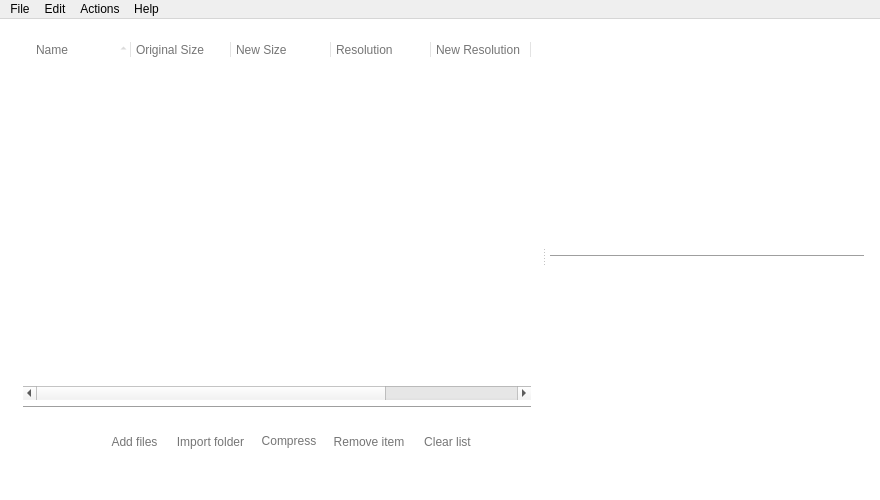
This is src/caesium.ui in Lymphatus/caesium-image-compressor as Qt 5 draws it before an edit. The edited form follows.
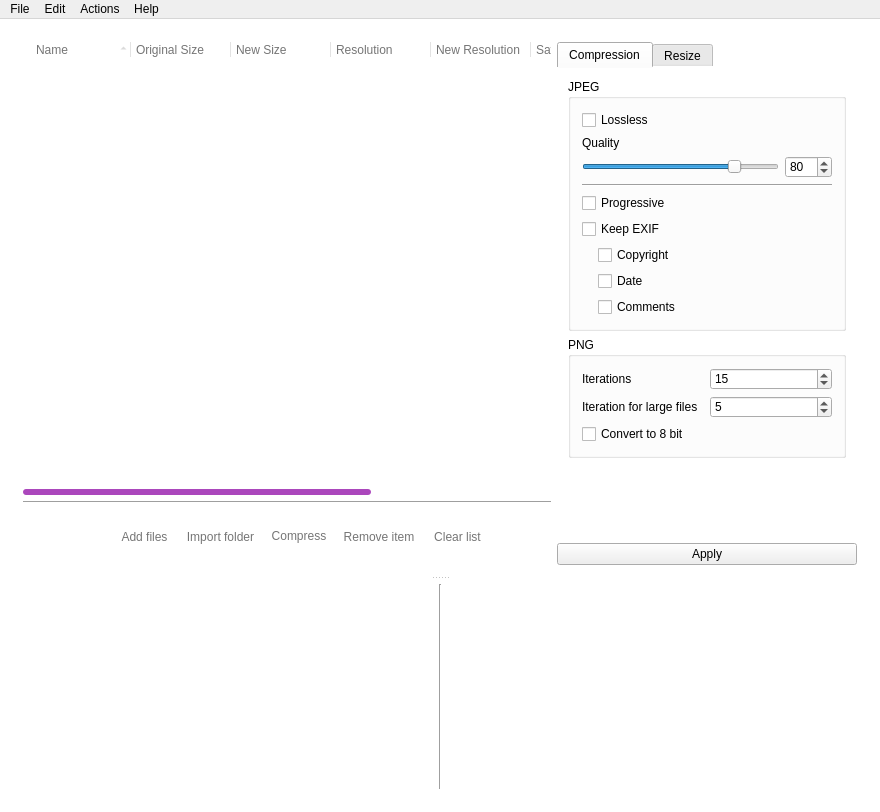
This is the edited form. Icons and pictures are not drawn. Custom widgets are drawn as their Qt base class.

Patch:
```diff
--- a/src/caesium.ui
+++ b/src/caesium.ui
@@ -7,7 +7,7 @@
     <x>0</x>
     <y>0</y>
     <width>880</width>
-    <height>500</height>
+    <height>812</height>
    </rect>
   </property>
   <property name="windowTitle">
@@ -101,33 +101,52 @@
 	padding-right: 4px;
 }
 
-QScrollBar:vertical {
+QScrollBar {
 	background: #11ffffff;
-     width: 6px;
 	border-radius: 3px;
+ }
+
+QScrollBar:vertical {
 	margin-top: 1px;
- }
+	width: 6px;
+}
 
- QScrollBar::handle:vertical {
-     background: #AB47BC;
-     min-height: 20px;
+QScrollBar:horizontal {
+	height: 6px;
+}
+
+QScrollBar::handle {
+	background: #AB47BC;
 	border-radius: 3px;
  }
 
-QScrollBar::up-arrow:vertical, QScrollBar::down-arrow:vertical {
+QScrollBar::handle:vertical {
+	min-height: 20px;
+}
+
+QScrollBar::handle:horizontal {
+	min-width: 20px;
+}
+
+QScrollBar::up-arrow:vertical,
+QScrollBar::down-arrow:vertical,
+QScrollBar::up-arrow:horizontal,
+QScrollBar::down-arrow:horizontal {
      border: none;
-      background: none;
-      color: none;
+     background: none;
+     color: none;
  }
 
-QScrollBar::add-line:vertical {
+QScrollBar::add-line:vertical,
+QScrollBar::sub-line:vertical,
+QScrollBar::add-line:horizontal,
+QScrollBar::sub-line:horizontal  {
       border: none;
       background: none;
 }
 
-QScrollBar::sub-line:vertical {
-      border: none;
-      background: none;
+QTabWidget::pane {
+    border: none;
 }</string>
   </property>
   <property name="locale">
@@ -150,14 +169,738 @@
     <property name="bottomMargin">
      <number>0</number>
     </property>
-    <item row="0" column="0">
+    <item row="0" column="1">
      <widget class="QSplitter" name="splitter">
       <property name="orientation">
-       <enum>Qt::Horizontal</enum>
+       <enum>Qt::Vertical</enum>
       </property>
       <widget class="QWidget" name="gridLayoutWidget">
-       <layout class="QVBoxLayout" name="verticalLayout_3">
-        <item>
+       <layout class="QGridLayout" name="gridLayout_2">
+        <item row="0" column="1" rowspan="3">
+         <layout class="QVBoxLayout" name="verticalLayout">
+          <item>
+           <widget class="QTabWidget" name="tabWidget">
+            <property name="sizePolicy">
+             <sizepolicy hsizetype="Maximum" vsizetype="Expanding">
+              <horstretch>0</horstretch>
+              <verstretch>0</verstretch>
+             </sizepolicy>
+            </property>
+            <property name="minimumSize">
+             <size>
+              <width>300</width>
+              <height>0</height>
+             </size>
+            </property>
+            <property name="maximumSize">
+             <size>
+              <width>300</width>
+              <height>16777215</height>
+             </size>
+            </property>
+            <property name="currentIndex">
+             <number>0</number>
+            </property>
+            <widget class="QWidget" name="compressionTab">
+             <attribute name="title">
+              <string>Compression</string>
+             </attribute>
+             <layout class="QVBoxLayout" name="verticalLayout_3">
+              <item>
+               <widget class="QGroupBox" name="jpegGroupBox">
+                <property name="styleSheet">
+                 <string notr="true"/>
+                </property>
+                <property name="title">
+                 <string>JPEG</string>
+                </property>
+                <layout class="QGridLayout" name="gridLayout_3">
+                 <item row="2" column="2">
+                  <widget class="QSpinBox" name="qualitySpinBox">
+                   <property name="sizePolicy">
+                    <sizepolicy hsizetype="Maximum" vsizetype="Fixed">
+                     <horstretch>0</horstretch>
+                     <verstretch>0</verstretch>
+                    </sizepolicy>
+                   </property>
+                   <property name="minimum">
+                    <number>1</number>
+                   </property>
+                   <property name="maximum">
+                    <number>100</number>
+                   </property>
+                   <property name="value">
+                    <number>80</number>
+                   </property>
+                  </widget>
+                 </item>
+                 <item row="7" column="0">
+                  <spacer name="horizontalSpacer_4">
+                   <property name="orientation">
+                    <enum>Qt::Horizontal</enum>
+                   </property>
+                   <property name="sizeType">
+                    <enum>QSizePolicy::Fixed</enum>
+                   </property>
+                   <property name="sizeHint" stdset="0">
+                    <size>
+                     <width>10</width>
+                     <height>5</height>
+                    </size>
+                   </property>
+                  </spacer>
+                 </item>
+                 <item row="6" column="1" colspan="2">
+                  <widget class="QCheckBox" name="copyrightCheckBox">
+                   <property name="text">
+                    <string>Copyright</string>
+                   </property>
+                  </widget>
+                 </item>
+                 <item row="8" column="1" colspan="2">
+                  <widget class="QCheckBox" name="commentsCheckBox">
+                   <property name="text">
+                    <string>Comments</string>
+                   </property>
+                  </widget>
+                 </item>
+                 <item row="4" column="0" colspan="3">
+                  <widget class="QCheckBox" name="progressiveCheckBox">
+                   <property name="text">
+                    <string>Progressive</string>
+                   </property>
+                  </widget>
+                 </item>
+                 <item row="0" column="0" colspan="2">
+                  <widget class="QCheckBox" name="losslessCheckBox">
+                   <property name="text">
+                    <string>Lossless</string>
+                   </property>
+                  </widget>
+                 </item>
+                 <item row="1" column="0" colspan="3">
+                  <widget class="QLabel" name="qualityLabel">
+                   <property name="text">
+                    <string>Quality</string>
+                   </property>
+                  </widget>
+                 </item>
+                 <item row="7" column="1" colspan="2">
+                  <widget class="QCheckBox" name="dateCheckBox">
+                   <property name="text">
+                    <string>Date</string>
+                   </property>
+                  </widget>
+                 </item>
+                 <item row="2" column="0" colspan="2">
+                  <widget class="QSlider" name="qualitySlider">
+                   <property name="minimum">
+                    <number>1</number>
+                   </property>
+                   <property name="maximum">
+                    <number>100</number>
+                   </property>
+                   <property name="value">
+                    <number>80</number>
+                   </property>
+                   <property name="orientation">
+                    <enum>Qt::Horizontal</enum>
+                   </property>
+                  </widget>
+                 </item>
+                 <item row="3" column="0" colspan="3">
+                  <widget class="Line" name="line_3">
+                   <property name="orientation">
+                    <enum>Qt::Horizontal</enum>
+                   </property>
+                  </widget>
+                 </item>
+                 <item row="6" column="0">
+                  <spacer name="horizontalSpacer_3">
+                   <property name="orientation">
+                    <enum>Qt::Horizontal</enum>
+                   </property>
+                   <property name="sizeType">
+                    <enum>QSizePolicy::Fixed</enum>
+                   </property>
+                   <property name="sizeHint" stdset="0">
+                    <size>
+                     <width>10</width>
+                     <height>5</height>
+                    </size>
+                   </property>
+                  </spacer>
+                 </item>
+                 <item row="8" column="0">
+                  <spacer name="horizontalSpacer_5">
+                   <property name="orientation">
+                    <enum>Qt::Horizontal</enum>
+                   </property>
+                   <property name="sizeType">
+                    <enum>QSizePolicy::Fixed</enum>
+                   </property>
+                   <property name="sizeHint" stdset="0">
+                    <size>
+                     <width>10</width>
+                     <height>5</height>
+                    </size>
+                   </property>
+                  </spacer>
+                 </item>
+                 <item row="5" column="0" colspan="3">
+                  <widget class="QCheckBox" name="exifCheckBox">
+                   <property name="text">
+                    <string>Keep EXIF</string>
+                   </property>
+                   <property name="tristate">
+                    <bool>true</bool>
+                   </property>
+                  </widget>
+                 </item>
+                </layout>
+               </widget>
+              </item>
+              <item>
+               <widget class="QGroupBox" name="pngGroupBox">
+                <property name="title">
+                 <string>PNG</string>
+                </property>
+                <layout class="QGridLayout" name="gridLayout_4">
+                 <item row="0" column="1">
+                  <widget class="QSpinBox" name="iterationsSpinBox">
+                   <property name="minimum">
+                    <number>1</number>
+                   </property>
+                   <property name="maximum">
+                    <number>30</number>
+                   </property>
+                   <property name="value">
+                    <number>15</number>
+                   </property>
+                  </widget>
+                 </item>
+                 <item row="2" column="0">
+                  <widget class="QCheckBox" name="lossy8CheckBox">
+                   <property name="text">
+                    <string>Convert to 8 bit</string>
+                   </property>
+                  </widget>
+                 </item>
+                 <item row="1" column="1">
+                  <widget class="QSpinBox" name="iterationsLargeSpinBox">
+                   <property name="minimum">
+                    <number>1</number>
+                   </property>
+                   <property name="maximum">
+                    <number>30</number>
+                   </property>
+                   <property name="value">
+                    <number>5</number>
+                   </property>
+                  </widget>
+                 </item>
+                 <item row="0" column="0">
+                  <widget class="QLabel" name="iterationsLabel">
+                   <property name="text">
+                    <string>Iterations</string>
+                   </property>
+                  </widget>
+                 </item>
+                 <item row="1" column="0">
+                  <widget class="QLabel" name="iterationsLargeLabel">
+                   <property name="text">
+                    <string>Iteration for large files</string>
+                   </property>
+                  </widget>
+                 </item>
+                </layout>
+                <zorder>iterationsLabel</zorder>
+                <zorder>iterationsSpinBox</zorder>
+                <zorder>iterationsLargeLabel</zorder>
+                <zorder>lossy8CheckBox</zorder>
+                <zorder>iterationsLargeSpinBox</zorder>
+               </widget>
+              </item>
+              <item>
+               <spacer name="verticalSpacer">
+                <property name="orientation">
+                 <enum>Qt::Vertical</enum>
+                </property>
+                <property name="sizeHint" stdset="0">
+                 <size>
+                  <width>20</width>
+                  <height>40</height>
+                 </size>
+                </property>
+               </spacer>
+              </item>
+             </layout>
+            </widget>
+            <widget class="QWidget" name="resizeTab">
+             <attribute name="title">
+              <string>Resize</string>
+             </attribute>
+             <layout class="QVBoxLayout" name="verticalLayout_2">
+              <item>
+               <widget class="QGroupBox" name="groupBox_3">
+                <property name="title">
+                 <string>Resize</string>
+                </property>
+                <property name="checkable">
+                 <bool>true</bool>
+                </property>
+                <layout class="QGridLayout" name="gridLayout_5">
+                 <item row="2" column="1" colspan="2">
+                  <widget class="QSpinBox" name="spinBox_4">
+                   <property name="suffix">
+                    <string>%</string>
+                   </property>
+                   <property name="prefix">
+                    <string/>
+                   </property>
+                   <property name="minimum">
+                    <number>1</number>
+                   </property>
+                   <property name="maximum">
+                    <number>1000</number>
+                   </property>
+                   <property name="value">
+                    <number>100</number>
+                   </property>
+                  </widget>
+                 </item>
+                 <item row="4" column="0">
+                  <widget class="QLabel" name="label_7">
+                   <property name="text">
+                    <string>Height</string>
+                   </property>
+                  </widget>
+                 </item>
+                 <item row="2" column="0">
+                  <widget class="QLabel" name="label_6">
+                   <property name="text">
+                    <string>Width</string>
+                   </property>
+                  </widget>
+                 </item>
+                 <item row="0" column="0">
+                  <widget class="QLabel" name="label_8">
+                   <property name="text">
+                    <string>Method</string>
+                   </property>
+                  </widget>
+                 </item>
+                 <item row="4" column="1" colspan="2">
+                  <widget class="QSpinBox" name="spinBox_5">
+                   <property name="suffix">
+                    <string>%</string>
+                   </property>
+                   <property name="minimum">
+                    <number>1</number>
+                   </property>
+                   <property name="maximum">
+                    <number>1000</number>
+                   </property>
+                   <property name="value">
+                    <number>100</number>
+                   </property>
+                  </widget>
+                 </item>
+                 <item row="0" column="1" colspan="3">
+                  <widget class="QComboBox" name="comboBox">
+                   <item>
+                    <property name="text">
+                     <string>Percentage</string>
+                    </property>
+                   </item>
+                   <item>
+                    <property name="text">
+                     <string>Absolute</string>
+                    </property>
+                   </item>
+                  </widget>
+                 </item>
+                 <item row="3" column="3">
+                  <widget class="QToolButton" name="toolButton">
+                   <property name="text">
+                    <string>...</string>
+                   </property>
+                  </widget>
+                 </item>
+                 <item row="1" column="0" colspan="4">
+                  <widget class="Line" name="line_5">
+                   <property name="orientation">
+                    <enum>Qt::Horizontal</enum>
+                   </property>
+                  </widget>
+                 </item>
+                </layout>
+               </widget>
+              </item>
+              <item>
+               <spacer name="verticalSpacer_3">
+                <property name="orientation">
+                 <enum>Qt::Vertical</enum>
+                </property>
+                <property name="sizeHint" stdset="0">
+                 <size>
+                  <width>20</width>
+                  <height>40</height>
+                 </size>
+                </property>
+               </spacer>
+              </item>
+             </layout>
+            </widget>
+           </widget>
+          </item>
+          <item>
+           <widget class="QPushButton" name="applyButton">
+            <property name="text">
+             <string>Apply</string>
+            </property>
+           </widget>
+          </item>
+         </layout>
+        </item>
+        <item row="2" column="0">
+         <layout class="QHBoxLayout" name="horizontalLayout">
+          <property name="topMargin">
+           <number>5</number>
+          </property>
+          <item>
+           <widget class="QToolButton" name="settingsButton">
+            <property name="cursor">
+             <cursorShape>PointingHandCursor</cursorShape>
+            </property>
+            <property name="styleSheet">
+             <string notr="true">background-color: transparent;
+border: none;</string>
+            </property>
+            <property name="text">
+             <string/>
+            </property>
+            <property name="icon">
+             <iconset resource="../icons.qrc">
+              <normaloff>:/icons/ui/settings.png</normaloff>:/icons/ui/settings.png</iconset>
+            </property>
+            <property name="iconSize">
+             <size>
+              <width>20</width>
+              <height>20</height>
+             </size>
+            </property>
+            <property name="checkable">
+             <bool>true</bool>
+            </property>
+            <property name="checked">
+             <bool>true</bool>
+            </property>
+           </widget>
+          </item>
+          <item>
+           <spacer name="horizontalSpacer">
+            <property name="orientation">
+             <enum>Qt::Horizontal</enum>
+            </property>
+            <property name="sizeHint" stdset="0">
+             <size>
+              <width>40</width>
+              <height>20</height>
+             </size>
+            </property>
+           </spacer>
+          </item>
+          <item>
+           <widget class="QToolButton" name="addFilesButton">
+            <property name="sizePolicy">
+             <sizepolicy hsizetype="Fixed" vsizetype="Fixed">
+              <horstretch>0</horstretch>
+              <verstretch>0</verstretch>
+             </sizepolicy>
+            </property>
+            <property name="minimumSize">
+             <size>
+              <width>0</width>
+              <height>50</height>
+             </size>
+            </property>
+            <property name="baseSize">
+             <size>
+              <width>0</width>
+              <height>0</height>
+             </size>
+            </property>
+            <property name="cursor">
+             <cursorShape>PointingHandCursor</cursorShape>
+            </property>
+            <property name="styleSheet">
+             <string notr="true">QToolButton {
+    background-color: transparent;
+    border: none;
+    color: #757575;
+    border-bottom: 3px solid transparent;
+    padding-bottom: 8px;
+	padding-top: 4px;
+}
+
+QToolButton:hover {
+    color: #AB47BC;
+    border-bottom: 3px solid #AB47BC;
+}</string>
+            </property>
+            <property name="text">
+             <string>Add files</string>
+            </property>
+            <property name="icon">
+             <iconset resource="../icons.qrc">
+              <normaloff>:/icons/ui/add.png</normaloff>:/icons/ui/add.png</iconset>
+            </property>
+            <property name="iconSize">
+             <size>
+              <width>26</width>
+              <height>26</height>
+             </size>
+            </property>
+            <property name="toolButtonStyle">
+             <enum>Qt::ToolButtonTextUnderIcon</enum>
+            </property>
+           </widget>
+          </item>
+          <item>
+           <widget class="QToolButton" name="addFolderButton">
+            <property name="sizePolicy">
+             <sizepolicy hsizetype="Fixed" vsizetype="Fixed">
+              <horstretch>0</horstretch>
+              <verstretch>0</verstretch>
+             </sizepolicy>
+            </property>
+            <property name="minimumSize">
+             <size>
+              <width>0</width>
+              <height>50</height>
+             </size>
+            </property>
+            <property name="cursor">
+             <cursorShape>PointingHandCursor</cursorShape>
+            </property>
+            <property name="styleSheet">
+             <string notr="true">QToolButton {
+    background-color: transparent;
+    border: none;
+    color: #757575;
+    border-bottom: 3px solid transparent;
+    padding-bottom: 8px;
+	padding-top: 4px;
+}
+
+QToolButton:hover {
+    color: #AB47BC;
+    border-bottom: 3px solid #AB47BC;
+}</string>
+            </property>
+            <property name="text">
+             <string>Import folder</string>
+            </property>
+            <property name="icon">
+             <iconset resource="../icons.qrc">
+              <normaloff>:/icons/ui/folder.png</normaloff>:/icons/ui/folder.png</iconset>
+            </property>
+            <property name="iconSize">
+             <size>
+              <width>26</width>
+              <height>26</height>
+             </size>
+            </property>
+            <property name="toolButtonStyle">
+             <enum>Qt::ToolButtonTextUnderIcon</enum>
+            </property>
+           </widget>
+          </item>
+          <item>
+           <widget class="QToolButton" name="compressButton">
+            <property name="sizePolicy">
+             <sizepolicy hsizetype="Fixed" vsizetype="Fixed">
+              <horstretch>0</horstretch>
+              <verstretch>0</verstretch>
+             </sizepolicy>
+            </property>
+            <property name="minimumSize">
+             <size>
+              <width>0</width>
+              <height>0</height>
+             </size>
+            </property>
+            <property name="maximumSize">
+             <size>
+              <width>64</width>
+              <height>64</height>
+             </size>
+            </property>
+            <property name="cursor">
+             <cursorShape>PointingHandCursor</cursorShape>
+            </property>
+            <property name="styleSheet">
+             <string notr="true">QToolButton {
+    background-color: transparent;
+    border: none;
+    color: #757575;
+    border-bottom: 3px solid transparent;
+    padding-bottom: 5px;
+}
+
+QToolButton:hover {
+    color: #AB47BC;
+    border-bottom: 3px solid #AB47BC;
+}</string>
+            </property>
+            <property name="text">
+             <string>Compress</string>
+            </property>
+            <property name="icon">
+             <iconset resource="../icons.qrc">
+              <normaloff>:/icons/ui/compress.png</normaloff>:/icons/ui/compress.png</iconset>
+            </property>
+            <property name="iconSize">
+             <size>
+              <width>32</width>
+              <height>32</height>
+             </size>
+            </property>
+            <property name="toolButtonStyle">
+             <enum>Qt::ToolButtonTextUnderIcon</enum>
+            </property>
+           </widget>
+          </item>
+          <item>
+           <widget class="QToolButton" name="removeItemButton">
+            <property name="enabled">
+             <bool>false</bool>
+            </property>
+            <property name="sizePolicy">
+             <sizepolicy hsizetype="Fixed" vsizetype="Fixed">
+              <horstretch>0</horstretch>
+              <verstretch>0</verstretch>
+             </sizepolicy>
+            </property>
+            <property name="minimumSize">
+             <size>
+              <width>0</width>
+              <height>50</height>
+             </size>
+            </property>
+            <property name="cursor">
+             <cursorShape>PointingHandCursor</cursorShape>
+            </property>
+            <property name="styleSheet">
+             <string notr="true">QToolButton {
+    background-color: transparent;
+    border: none;
+    color: #757575;
+    border-bottom: 3px solid transparent;
+    padding-bottom: 8px;
+	padding-top: 4px;
+}
+
+QToolButton:hover {
+    color: #AB47BC;
+    border-bottom: 3px solid #AB47BC;
+}</string>
+            </property>
+            <property name="text">
+             <string>Remove item</string>
+            </property>
+            <property name="icon">
+             <iconset resource="../icons.qrc">
+              <normaloff>:/icons/ui/remove.png</normaloff>:/icons/ui/remove.png</iconset>
+            </property>
+            <property name="iconSize">
+             <size>
+              <width>26</width>
+              <height>26</height>
+             </size>
+            </property>
+            <property name="toolButtonStyle">
+             <enum>Qt::ToolButtonTextUnderIcon</enum>
+            </property>
+           </widget>
+          </item>
+          <item>
+           <widget class="QToolButton" name="clearButton">
+            <property name="enabled">
+             <bool>false</bool>
+            </property>
+            <property name="sizePolicy">
+             <sizepolicy hsizetype="Fixed" vsizetype="Fixed">
+              <horstretch>0</horstretch>
+              <verstretch>0</verstretch>
+             </sizepolicy>
+            </property>
+            <property name="minimumSize">
+             <size>
+              <width>0</width>
+              <height>50</height>
+             </size>
+            </property>
+            <property name="cursor">
+             <cursorShape>PointingHandCursor</cursorShape>
+            </property>
+            <property name="styleSheet">
+             <string notr="true">QToolButton {
+    background-color: transparent;
+    border: none;
+    color: #757575;
+    border-bottom: 3px solid transparent;
+    padding-bottom: 8px;
+	padding-top: 4px;
+}
+
+QToolButton:hover {
+    color: #AB47BC;
+    border-bottom: 3px solid #AB47BC;
+}</string>
+            </property>
+            <property name="text">
+             <string>Clear list</string>
+            </property>
+            <property name="icon">
+             <iconset resource="../icons.qrc">
+              <normaloff>:/icons/ui/clear.png</normaloff>:/icons/ui/clear.png</iconset>
+            </property>
+            <property name="iconSize">
+             <size>
+              <width>26</width>
+              <height>26</height>
+             </size>
+            </property>
+            <property name="toolButtonStyle">
+             <enum>Qt::ToolButtonTextUnderIcon</enum>
+            </property>
+           </widget>
+          </item>
+          <item>
+           <spacer name="horizontalSpacer_2">
+            <property name="orientation">
+             <enum>Qt::Horizontal</enum>
+            </property>
+            <property name="sizeHint" stdset="0">
+             <size>
+              <width>40</width>
+              <height>20</height>
+             </size>
+            </property>
+           </spacer>
+          </item>
+         </layout>
+        </item>
+        <item row="1" column="0">
+         <widget class="Line" name="line_2">
+          <property name="orientation">
+           <enum>Qt::Horizontal</enum>
+          </property>
+         </widget>
+        </item>
+        <item row="0" column="0">
          <widget class="QDropTreeWidget" name="listTreeWidget">
           <property name="sizePolicy">
            <sizepolicy hsizetype="Expanding" vsizetype="Expanding">
@@ -202,6 +945,9 @@
           <property name="lineWidth">
            <number>0</number>
           </property>
+          <property name="horizontalScrollBarPolicy">
+           <enum>Qt::ScrollBarAsNeeded</enum>
+          </property>
           <property name="dragEnabled">
            <bool>false</bool>
           </property>
@@ -274,6 +1020,11 @@
             <string>Saved</string>
            </property>
           </column>
+          <column>
+           <property name="text">
+            <string>Options</string>
+           </property>
+          </column>
           <column>
            <property name="text">
             <string>Full Path</string>
@@ -281,347 +1032,10 @@
           </column>
          </widget>
         </item>
-        <item>
-         <widget class="Line" name="line_2">
-          <property name="orientation">
-           <enum>Qt::Horizontal</enum>
-          </property>
-         </widget>
-        </item>
-        <item>
-         <layout class="QHBoxLayout" name="horizontalLayout">
-          <property name="topMargin">
-           <number>5</number>
-          </property>
-          <item>
-           <widget class="QToolButton" name="settingsButton">
-            <property name="cursor">
-             <cursorShape>PointingHandCursor</cursorShape>
-            </property>
-            <property name="styleSheet">
-             <string notr="true">background-color: transparent;
-border: none;</string>
-            </property>
-            <property name="text">
-             <string/>
-            </property>
-            <property name="icon">
-             <iconset resource="../../CaesiumPH/icons.qrc">
-              <normaloff>:/icons/ui/settings.png</normaloff>:/icons/ui/settings.png</iconset>
-            </property>
-            <property name="iconSize">
-             <size>
-              <width>20</width>
-              <height>20</height>
-             </size>
-            </property>
-            <property name="checkable">
-             <bool>true</bool>
-            </property>
-            <property name="checked">
-             <bool>true</bool>
-            </property>
-           </widget>
-          </item>
-          <item>
-           <spacer name="horizontalSpacer">
-            <property name="orientation">
-             <enum>Qt::Horizontal</enum>
-            </property>
-            <property name="sizeHint" stdset="0">
-             <size>
-              <width>40</width>
-              <height>20</height>
-             </size>
-            </property>
-           </spacer>
-          </item>
-          <item>
-           <widget class="QToolButton" name="addFilesButton">
-            <property name="sizePolicy">
-             <sizepolicy hsizetype="Fixed" vsizetype="Fixed">
-              <horstretch>0</horstretch>
-              <verstretch>0</verstretch>
-             </sizepolicy>
-            </property>
-            <property name="minimumSize">
-             <size>
-              <width>0</width>
-              <height>50</height>
-             </size>
-            </property>
-            <property name="baseSize">
-             <size>
-              <width>0</width>
-              <height>0</height>
-             </size>
-            </property>
-            <property name="cursor">
-             <cursorShape>PointingHandCursor</cursorShape>
-            </property>
-            <property name="styleSheet">
-             <string notr="true">QToolButton {
-    background-color: transparent;
-    border: none;
-    color: #757575;
-    border-bottom: 3px solid transparent;
-    padding-bottom: 8px;
-	padding-top: 4px;
-}
-
-QToolButton:hover {
-    color: #AB47BC;
-    border-bottom: 3px solid #AB47BC;
-}</string>
-            </property>
-            <property name="text">
-             <string>Add files</string>
-            </property>
-            <property name="icon">
-             <iconset resource="../../CaesiumPH/icons.qrc">
-              <normaloff>:/icons/ui/add.png</normaloff>:/icons/ui/add.png</iconset>
-            </property>
-            <property name="iconSize">
-             <size>
-              <width>26</width>
-              <height>26</height>
-             </size>
-            </property>
-            <property name="toolButtonStyle">
-             <enum>Qt::ToolButtonTextUnderIcon</enum>
-            </property>
-           </widget>
-          </item>
-          <item>
-           <widget class="QToolButton" name="addFolderButton">
-            <property name="sizePolicy">
-             <sizepolicy hsizetype="Fixed" vsizetype="Fixed">
-              <horstretch>0</horstretch>
-              <verstretch>0</verstretch>
-             </sizepolicy>
-            </property>
-            <property name="minimumSize">
-             <size>
-              <width>0</width>
-              <height>50</height>
-             </size>
-            </property>
-            <property name="cursor">
-             <cursorShape>PointingHandCursor</cursorShape>
-            </property>
-            <property name="styleSheet">
-             <string notr="true">QToolButton {
-    background-color: transparent;
-    border: none;
-    color: #757575;
-    border-bottom: 3px solid transparent;
-    padding-bottom: 8px;
-	padding-top: 4px;
-}
-
-QToolButton:hover {
-    color: #AB47BC;
-    border-bottom: 3px solid #AB47BC;
-}</string>
-            </property>
-            <property name="text">
-             <string>Import folder</string>
-            </property>
-            <property name="icon">
-             <iconset resource="../../CaesiumPH/icons.qrc">
-              <normaloff>:/icons/ui/folder.png</normaloff>:/icons/ui/folder.png</iconset>
-            </property>
-            <property name="iconSize">
-             <size>
-              <width>26</width>
-              <height>26</height>
-             </size>
-            </property>
-            <property name="toolButtonStyle">
-             <enum>Qt::ToolButtonTextUnderIcon</enum>
-            </property>
-           </widget>
-          </item>
-          <item>
-           <widget class="QToolButton" name="compressButton">
-            <property name="sizePolicy">
-             <sizepolicy hsizetype="Fixed" vsizetype="Fixed">
-              <horstretch>0</horstretch>
-              <verstretch>0</verstretch>
-             </sizepolicy>
-            </property>
-            <property name="minimumSize">
-             <size>
-              <width>0</width>
-              <height>0</height>
-             </size>
-            </property>
-            <property name="maximumSize">
-             <size>
-              <width>64</width>
-              <height>64</height>
-             </size>
-            </property>
-            <property name="cursor">
-             <cursorShape>PointingHandCursor</cursorShape>
-            </property>
-            <property name="styleSheet">
-             <string notr="true">QToolButton {
-    background-color: transparent;
-    border: none;
-    color: #757575;
-    border-bottom: 3px solid transparent;
-    padding-bottom: 5px;
-}
-
-QToolButton:hover {
-    color: #AB47BC;
-    border-bottom: 3px solid #AB47BC;
-}</string>
-            </property>
-            <property name="text">
-             <string>Compress</string>
-            </property>
-            <property name="icon">
-             <iconset resource="../../CaesiumPH/icons.qrc">
-              <normaloff>:/icons/ui/compress.png</normaloff>:/icons/ui/compress.png</iconset>
-            </property>
-            <property name="iconSize">
-             <size>
-              <width>32</width>
-              <height>32</height>
-             </size>
-            </property>
-            <property name="toolButtonStyle">
-             <enum>Qt::ToolButtonTextUnderIcon</enum>
-            </property>
-           </widget>
-          </item>
-          <item>
-           <widget class="QToolButton" name="removeItemButton">
-            <property name="enabled">
-             <bool>false</bool>
-            </property>
-            <property name="sizePolicy">
-             <sizepolicy hsizetype="Fixed" vsizetype="Fixed">
-              <horstretch>0</horstretch>
-              <verstretch>0</verstretch>
-             </sizepolicy>
-            </property>
-            <property name="minimumSize">
-             <size>
-              <width>0</width>
-              <height>50</height>
-             </size>
-            </property>
-            <property name="cursor">
-             <cursorShape>PointingHandCursor</cursorShape>
-            </property>
-            <property name="styleSheet">
-             <string notr="true">QToolButton {
-    background-color: transparent;
-    border: none;
-    color: #757575;
-    border-bottom: 3px solid transparent;
-    padding-bottom: 8px;
-	padding-top: 4px;
-}
-
-QToolButton:hover {
-    color: #AB47BC;
-    border-bottom: 3px solid #AB47BC;
-}</string>
-            </property>
-            <property name="text">
-             <string>Remove item</string>
-            </property>
-            <property name="icon">
-             <iconset resource="../../CaesiumPH/icons.qrc">
-              <normaloff>:/icons/ui/remove.png</normaloff>:/icons/ui/remove.png</iconset>
-            </property>
-            <property name="iconSize">
-             <size>
-              <width>26</width>
-              <height>26</height>
-             </size>
-            </property>
-            <property name="toolButtonStyle">
-             <enum>Qt::ToolButtonTextUnderIcon</enum>
-            </property>
-           </widget>
-          </item>
-          <item>
-           <widget class="QToolButton" name="clearButton">
-            <property name="enabled">
-             <bool>false</bool>
-            </property>
-            <property name="sizePolicy">
-             <sizepolicy hsizetype="Fixed" vsizetype="Fixed">
-              <horstretch>0</horstretch>
-              <verstretch>0</verstretch>
-             </sizepolicy>
-            </property>
-            <property name="minimumSize">
-             <size>
-              <width>0</width>
-              <height>50</height>
-             </size>
-            </property>
-            <property name="cursor">
-             <cursorShape>PointingHandCursor</cursorShape>
-            </property>
-            <property name="styleSheet">
-             <string notr="true">QToolButton {
-    background-color: transparent;
-    border: none;
-    color: #757575;
-    border-bottom: 3px solid transparent;
-    padding-bottom: 8px;
-	padding-top: 4px;
-}
-
-QToolButton:hover {
-    color: #AB47BC;
-    border-bottom: 3px solid #AB47BC;
-}</string>
-            </property>
-            <property name="text">
-             <string>Clear list</string>
-            </property>
-            <property name="icon">
-             <iconset resource="../../CaesiumPH/icons.qrc">
-              <normaloff>:/icons/ui/clear.png</normaloff>:/icons/ui/clear.png</iconset>
-            </property>
-            <property name="iconSize">
-             <size>
-              <width>26</width>
-              <height>26</height>
-             </size>
-            </property>
-            <property name="toolButtonStyle">
-             <enum>Qt::ToolButtonTextUnderIcon</enum>
-            </property>
-           </widget>
-          </item>
-          <item>
-           <spacer name="horizontalSpacer_2">
-            <property name="orientation">
-             <enum>Qt::Horizontal</enum>
-            </property>
-            <property name="sizeHint" stdset="0">
-             <size>
-              <width>40</width>
-              <height>20</height>
-             </size>
-            </property>
-           </spacer>
-          </item>
-         </layout>
-        </item>
        </layout>
       </widget>
       <widget class="QWidget" name="verticalLayoutWidget">
-       <layout class="QVBoxLayout" name="verticalLayout">
+       <layout class="QHBoxLayout" name="horizontalLayout_2">
         <property name="leftMargin">
          <number>4</number>
         </property>
@@ -682,7 +1096,7 @@
         <item>
          <widget class="Line" name="line">
           <property name="orientation">
-           <enum>Qt::Horizontal</enum>
+           <enum>Qt::Vertical</enum>
           </property>
          </widget>
         </item>
```
Left out of the diff: 86 changed lines with no effect on the pictures.
